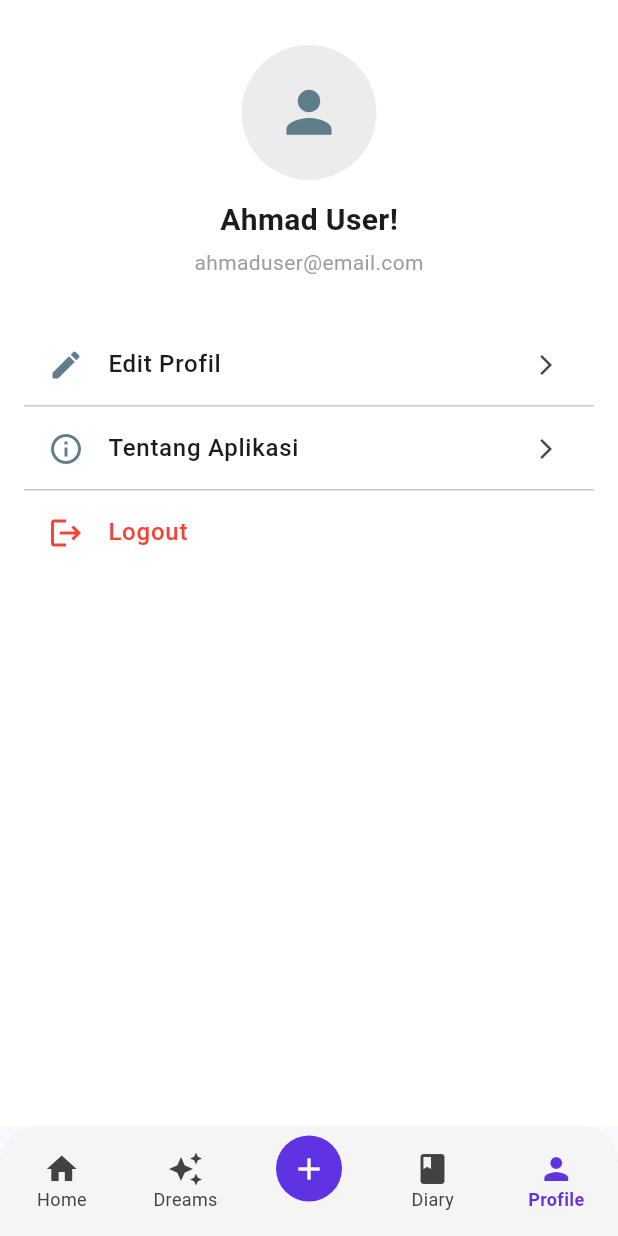
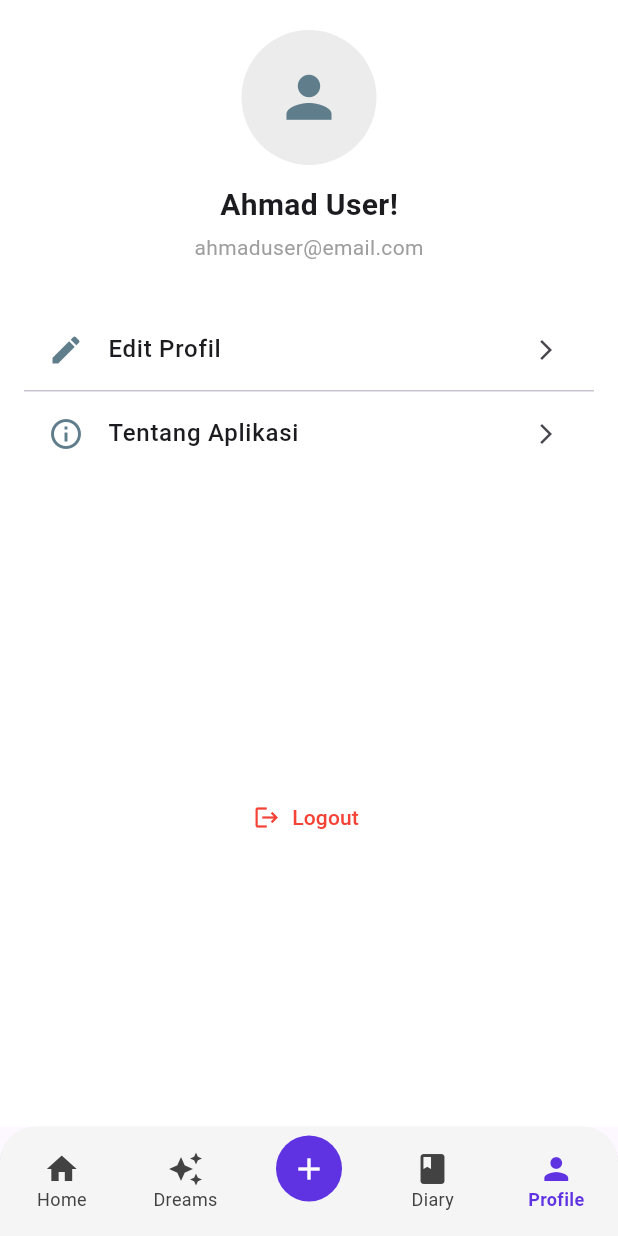
Before and after one commit to Firrizqia/Vireo-DreamListAPK, a Flutter app: the screen it shows after launch, item 5 of the bottom bar chosen, on a phone screen of 412 x 824 dp. Run offline on Flutter 3.47's test engine with Material 3 defaults, Android fonts, the phone set to English and light mode, and no system bars.

Commit message:
perubahan profile dan diary last

```diff
--- a/lib/screen/profile_page.dart
+++ b/lib/screen/profile_page.dart
@@ -11,18 +11,40 @@
       body: SafeArea(
         child: Column(
           children: [
-            // Tombol Back dan Edit di atas
-            Padding(
-              padding: const EdgeInsets.symmetric(horizontal: 16, vertical: 10),
-              child: Row(
-                mainAxisAlignment: MainAxisAlignment.spaceBetween,
+            const SizedBox(height: 20),
+            buildUserInfo(),
+            const SizedBox(height: 30),
+            Expanded(
+              child: ListView(
+                padding: const EdgeInsets.symmetric(horizontal: 16),
+                children: [
+                  buildMenuItem(
+                    icon: Icons.edit,
+                    label: 'Edit Profil',
+                    onTap: () => Navigator.push(
+                      context,
+                      MaterialPageRoute(builder: (_) => EditProfilePage()),
                     ),
                   ),
+                  const Divider(height: 0),
+                  buildMenuItem(
+                    icon: Icons.info_outline,
+                    label: 'Tentang Aplikasi',
+                    onTap: () => showTentangAplikasiDialog(context),
+                  ),
+                  const SizedBox(height: 180),
+                  buildLogoutButton(context),
+                ],
+              ),
+            ),
+          ],
+        ),
+      ),
+    );
+  }
 
-            const SizedBox(height: 10),
-
-            // Foto dan Nama
-            Column(
+  Widget buildUserInfo() {
+    return Column(
       children: const [
         CircleAvatar(
           radius: 45,
@@ -40,45 +62,29 @@
           style: TextStyle(color: Colors.grey),
         ),
       ],
-            ),
+    );
+  }
 
-            const SizedBox(height: 30),
-
-            // Menu List
-            Expanded(
-              child: ListView(
-                padding: const EdgeInsets.symmetric(horizontal: 16),
-                children: [
-                  // Edit Profil
-                  ListTile(
-                    leading: const Icon(Icons.edit, color: Colors.blueGrey),
-                    title: const Text(
-                      'Edit Profil',
-                      style: TextStyle(fontSize: 16, fontWeight: FontWeight.w500),
+  Widget buildMenuItem({
+    required IconData icon,
+    required String label,
+    required VoidCallback onTap,
+  }) {
+    return ListTile(
+      leading: Icon(icon, color: Colors.blueGrey),
+      title: Text(
+        label,
+        style: const TextStyle(fontSize: 16, fontWeight: FontWeight.w500),
       ),
       trailing: const Icon(Icons.arrow_forward_ios, size: 16),
-                    onTap: () {
-                      Navigator.push(
-                        context,
-                        MaterialPageRoute(builder: (_) => EditProfilePage()),
+      onTap: onTap,
     );
-                    },
-                  ),
+  }
 
-                  const Divider(height: 0),
-
-                  // Tentang Aplikasi
-                  ListTile(
-                    leading: const Icon(Icons.info_outline, color: Colors.blueGrey),
-                    title: const Text(
-                      'Tentang Aplikasi',
-                      style: TextStyle(fontSize: 16, fontWeight: FontWeight.w500),
-                    ),
-                    trailing: const Icon(Icons.arrow_forward_ios, size: 16),
-                    onTap: () {
+  void showTentangAplikasiDialog(BuildContext context) {
     showDialog(
       context: context,
-                        builder: (context) => AlertDialog(
+      builder: (_) => AlertDialog(
         shape: RoundedRectangleBorder(
           borderRadius: BorderRadius.circular(12),
         ),
@@ -95,10 +101,7 @@
           children: const [
             Text(
               'Vireo',
-                                style: TextStyle(
-                                  fontSize: 16,
-                                  fontWeight: FontWeight.bold,
-                                ),
+              style: TextStyle(fontSize: 16, fontWeight: FontWeight.bold),
             ),
             SizedBox(height: 8),
             Text('Versi 1.0.0'),
@@ -118,23 +121,29 @@
         ],
       ),
     );
-                    },
-                  ),
+  }
 
-                  const Divider(height: 0),
-
-                  // Logout
-                  ListTile(
-                    leading: const Icon(Icons.logout, color: Colors.red),
-                    title: const Text(
+  Widget buildLogoutButton(BuildContext context) {
+    return Padding(
+      padding: const EdgeInsets.symmetric(vertical: 24),
+      child: Align(
+        alignment: Alignment.center,
+        child: TextButton.icon(
+          onPressed: () => showLogoutDialog(context),
+          icon: const Icon(Icons.logout, color: Colors.red),
+          label: const Text(
             'Logout',
             style: TextStyle(
-                        fontSize: 16,
+              color: Colors.red,
               fontWeight: FontWeight.w500,
-                        color: Colors.red,
             ),
           ),
-                    onTap: () {
+        ),
+      ),
+    );
+  }
+
+  void showLogoutDialog(BuildContext context) {
     showDialog(
       context: context,
       builder: (_) => AlertDialog(
@@ -157,14 +166,5 @@
         ],
       ),
     );
-                    },
-                  ),
-                ],
-              ),
-            ),
-          ],
-        ),
-      ),
-    );
   }
 }
```
Lines whose indentation alone changed are shown as unchanged.
